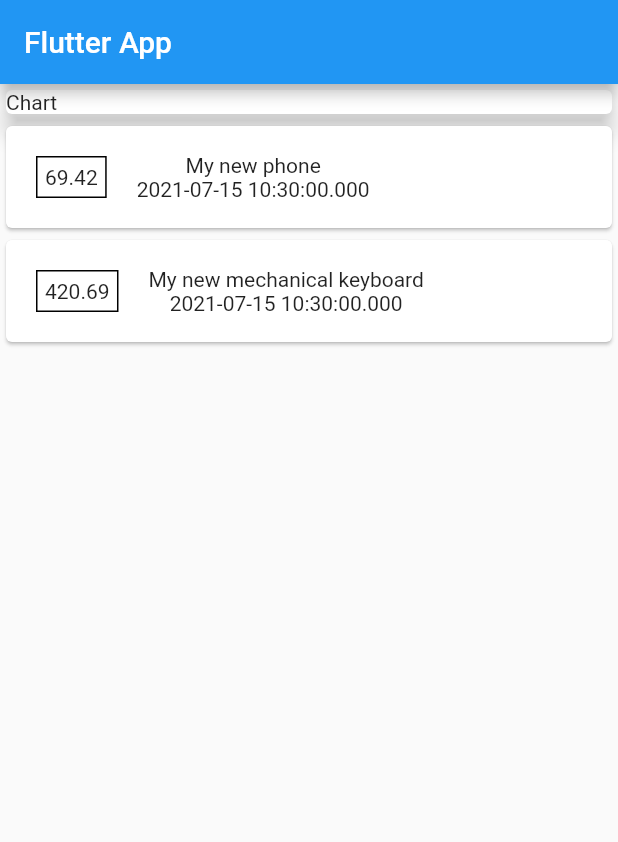
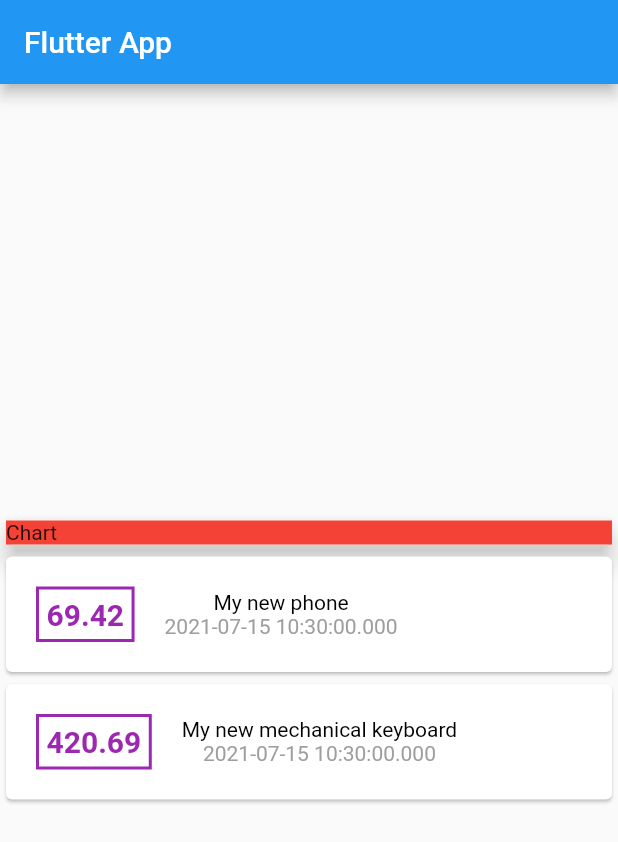
Before and after one commit to sk25469/Personal_Expenses, a Flutter app: the screen it shows after launch, on a phone screen of 412 x 824 dp. Shown: the top 842 px of the screen. Run offline on Flutter 3.47's test engine with Material 2 defaults, Android fonts, the phone set to English and light mode, and no system bars.

Commit message:
some more visual changes

```diff
--- a/lib/main.dart
+++ b/lib/main.dart
@@ -37,10 +37,12 @@ class MyHomePage extends StatelessWidget {
         title: const Text('Flutter App'),
       ),
       body: Column(
+        mainAxisAlignment: MainAxisAlignment.center,
         children: <Widget>[
           Card(
             // ignore: sized_box_for_whitespace
             child: Container(
+              color: Colors.red,
               width: double.infinity,
               // ignore: prefer_const_constructors
               child: Text("Chart"),
@@ -55,19 +57,45 @@ class MyHomePage extends StatelessWidget {
                   (tx) => Card(
                     child: Row(
                       children: <Widget>[
+                        // amount container
                         Container(
                           margin: const EdgeInsets.symmetric(
                             horizontal: 20,
                             vertical: 20,
                           ),
-                          child: Text(tx.amount.toString()),
-                          decoration: BoxDecoration(border: Border.all()),
+                          child: Text(
+                            tx.amount.toString(),
+                            style: const TextStyle(
+                              fontSize: 20,
+                              fontWeight: FontWeight.bold,
+                              color: Colors.purple,
+                            ),
+                          ),
+                          decoration: BoxDecoration(
+                            border: Border.all(
+                              color: Colors.purple,
+                              width: 2,
+                            ),
+                          ),
                           padding: const EdgeInsets.all(5),
                         ),
+                        // the title and time
                         Column(
                           children: <Widget>[
-                            Text(tx.title),
-                            Text(tx.date.toString()),
+                            Text(
+                              tx.title,
+                              style: const TextStyle(
+                                fontSize: 14,
+                                color: Colors.black,
+                              ),
+                            ),
+                            Text(
+                              tx.date.toString(),
+                              style: const TextStyle(
+                                fontSize: 14,
+                                color: Colors.grey,
+                              ),
+                            ),
                           ],
                         ),
                       ],
```
Also changed, not shown: 1 other file.
